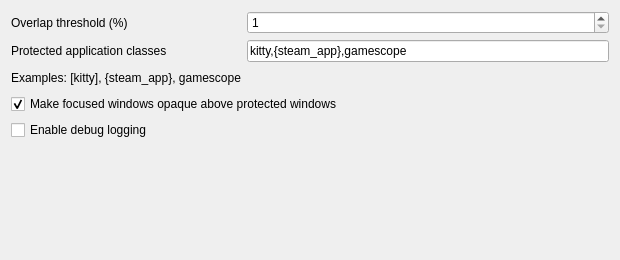
Old version of the form contents/ui/config.ui in the repository gl00mt1t4n/kwin-wallpaper-transparency.
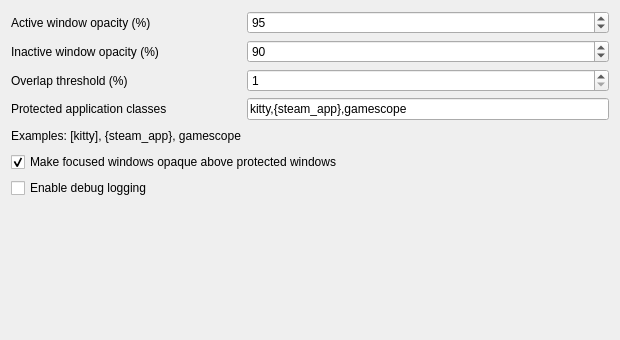
New version of the form.

Commit message: Move opacity ownership into script

```diff
--- a/contents/ui/config.ui
+++ b/contents/ui/config.ui
@@ -7,7 +7,7 @@
     <x>0</x>
     <y>0</y>
     <width>620</width>
-    <height>260</height>
+    <height>340</height>
    </rect>
   </property>
   <property name="windowTitle">
@@ -15,13 +15,53 @@
   </property>
   <layout class="QFormLayout" name="formLayout">
    <item row="0" column="0">
+    <widget class="QLabel" name="activeOpacityLabel">
+     <property name="text">
+      <string>Active window opacity (%)</string>
+     </property>
+    </widget>
+   </item>
+   <item row="0" column="1">
+    <widget class="QSpinBox" name="kcfg_activeOpacity">
+     <property name="minimum">
+      <number>10</number>
+     </property>
+     <property name="maximum">
+      <number>100</number>
+     </property>
+     <property name="value">
+      <number>95</number>
+     </property>
+    </widget>
+   </item>
+   <item row="1" column="0">
+    <widget class="QLabel" name="inactiveOpacityLabel">
+     <property name="text">
+      <string>Inactive window opacity (%)</string>
+     </property>
+    </widget>
+   </item>
+   <item row="1" column="1">
+    <widget class="QSpinBox" name="kcfg_inactiveOpacity">
+     <property name="minimum">
+      <number>10</number>
+     </property>
+     <property name="maximum">
+      <number>100</number>
+     </property>
+     <property name="value">
+      <number>90</number>
+     </property>
+    </widget>
+   </item>
+   <item row="2" column="0">
     <widget class="QLabel" name="overlapThresholdLabel">
      <property name="text">
       <string>Overlap threshold (%)</string>
      </property>
     </widget>
    </item>
-   <item row="0" column="1">
+   <item row="2" column="1">
     <widget class="QSpinBox" name="kcfg_overlapThreshold">
      <property name="minimum">
       <number>1</number>
@@ -34,14 +74,14 @@
      </property>
     </widget>
    </item>
-   <item row="1" column="0">
+   <item row="3" column="0">
     <widget class="QLabel" name="protectedClassesLabel">
      <property name="text">
       <string>Protected application classes</string>
      </property>
     </widget>
    </item>
-   <item row="1" column="1">
+   <item row="3" column="1">
     <widget class="QLineEdit" name="kcfg_protectedClasses">
      <property name="toolTip">
       <string>Comma-separated values. Use [name] for exact matches and {text} for contains matches.</string>
@@ -51,14 +91,14 @@
      </property>
     </widget>
    </item>
-   <item row="2" column="0">
+   <item row="4" column="0">
     <widget class="QLabel" name="protectedClassesHelpLabel">
      <property name="text">
       <string>Examples: [kitty], {steam_app}, gamescope</string>
      </property>
     </widget>
    </item>
-   <item row="2" column="1">
+   <item row="4" column="1">
     <spacer name="helpSpacer">
      <property name="orientation">
       <enum>Qt::Horizontal</enum>
@@ -74,7 +114,7 @@
      </property>
     </spacer>
    </item>
-   <item row="3" column="0" colspan="2">
+   <item row="5" column="0" colspan="2">
     <widget class="QCheckBox" name="kcfg_barrierMode">
      <property name="text">
       <string>Make focused windows opaque above protected windows</string>
@@ -84,7 +124,7 @@
      </property>
     </widget>
    </item>
-   <item row="4" column="0" colspan="2">
+   <item row="6" column="0" colspan="2">
     <widget class="QCheckBox" name="kcfg_debugLogging">
      <property name="text">
       <string>Enable debug logging</string>
```
The commit also changes 4 other files.
